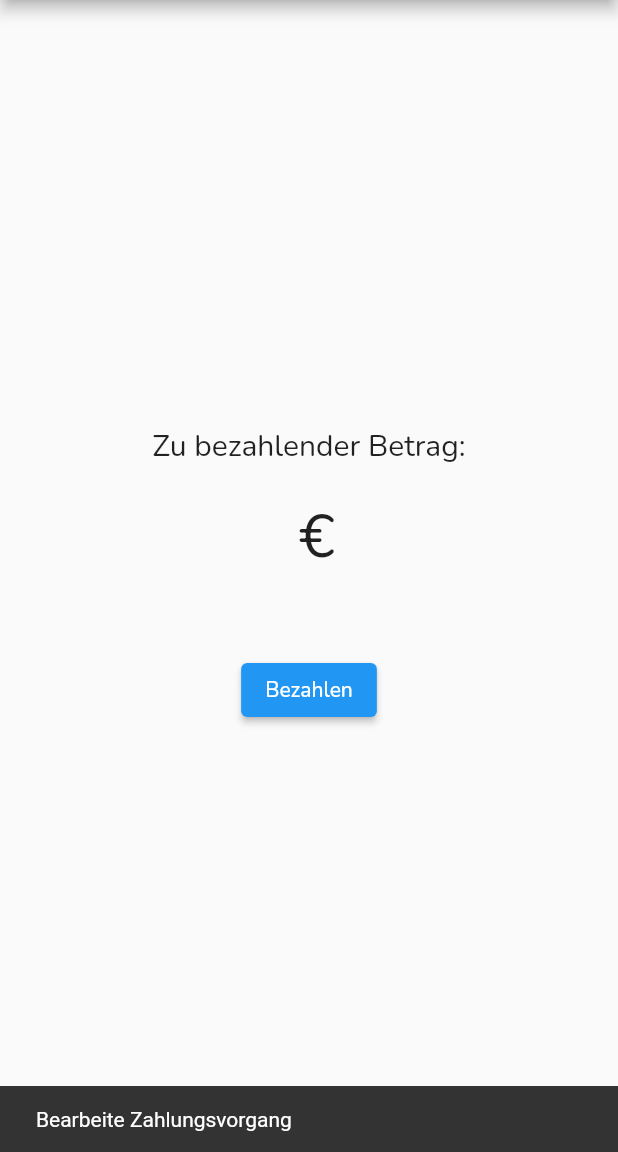
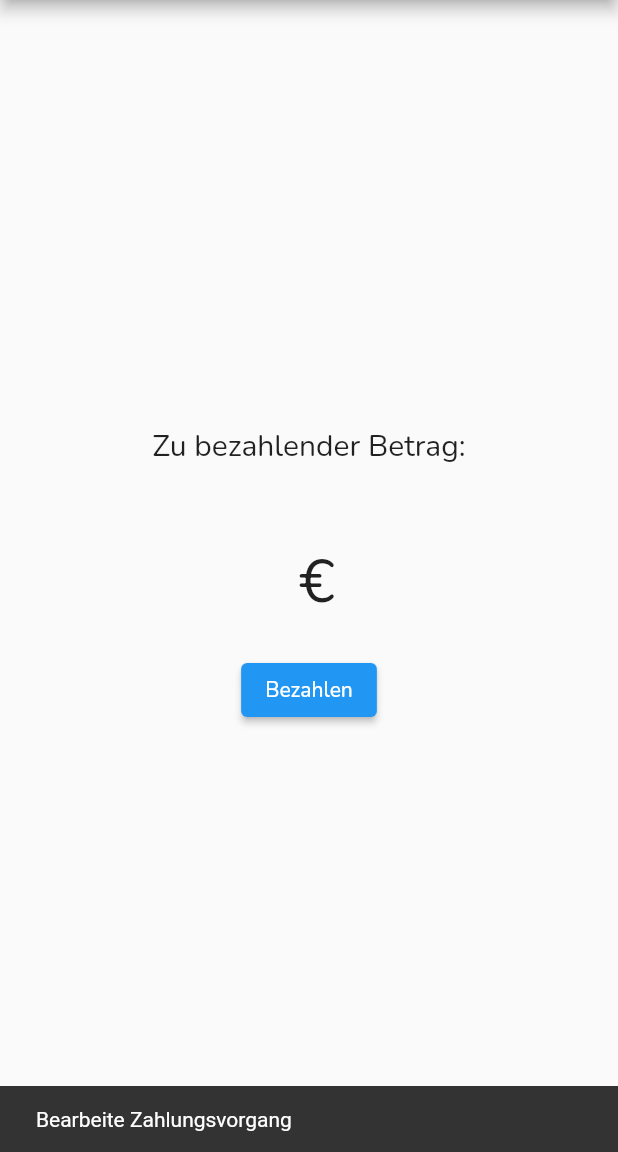
Before and after one commit to calvinrbnspiess/mobile-computing-payment-app, a Flutter app: the FoundCodeScreen screen opened directly with empty values, after a tap on "Bezahlen", on a phone screen of 412 x 824 dp, the part 84-1236 px from its top. Run offline on Flutter 3.47's test engine with Material 2 defaults, Android fonts, the phone set to English and light mode, and no system bars; our stand-ins replace flutter_svg; missing offline and left inert: flutter_braintree, mobile_scanner.

Commit message:
fix name urls

```diff
--- a/sourcecode/lib/pages/QRScanScreen.dart
+++ b/sourcecode/lib/pages/QRScanScreen.dart
@@ -130,7 +130,7 @@ class _FoundCodeScreenState extends State<FoundCodeScreen> {
         currencyCode: 'EUR',
         countryCode: 'DE',
         merchantIdentifier:
-            'merchant.com.payero.mobilecomputingpaymentapp', // Ersetzen Sie dies mit Ihrem Apple Pay Merchant Identifier
+            'merchant.com.example.mobile_computing_payment_app', // Ersetzen Sie dies mit Ihrem Apple Pay Merchant Identifier
         supportedNetworks: [
           ApplePaySupportedNetworks.visa,
           ApplePaySupportedNetworks.masterCard,
@@ -195,7 +195,7 @@ class _FoundCodeScreenState extends State<FoundCodeScreen> {
                 ),
               ),
               const SizedBox(
-                height: 20,
+                height: 50,
               ),
               Text(
                 '${widget.value} €',
@@ -204,7 +204,7 @@ class _FoundCodeScreenState extends State<FoundCodeScreen> {
                 ),
               ),
               const SizedBox(
-                height: 50,
+                height: 20,
               ),
               ElevatedButton(
                 onPressed: startBraintreeCheckout,
```
Also changed, not shown: 2 other files.
